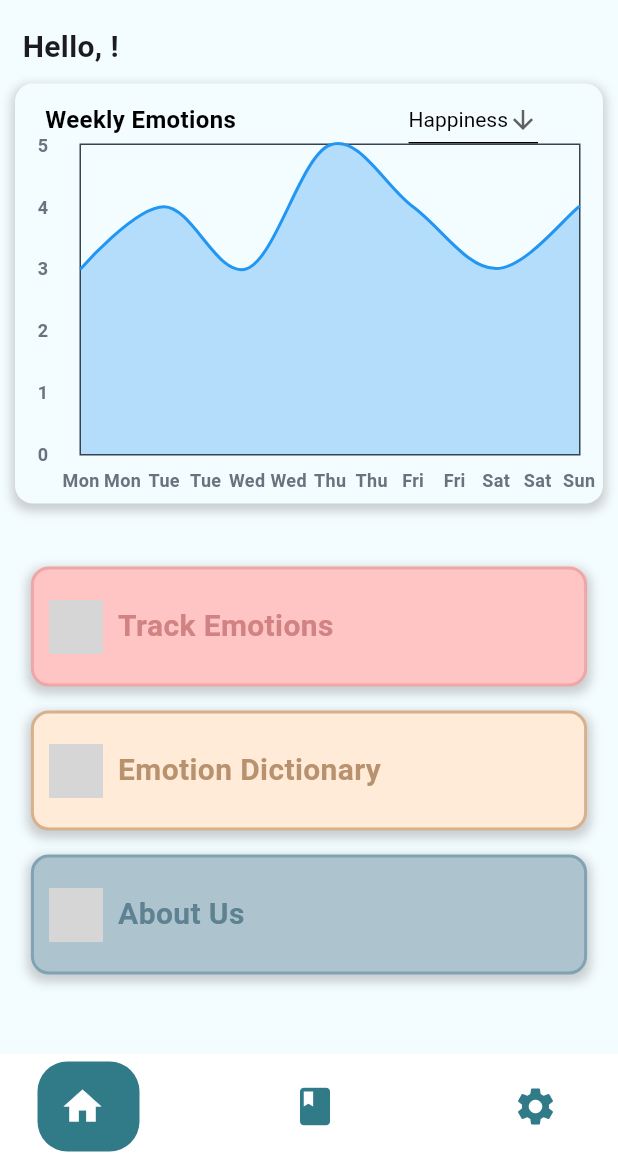
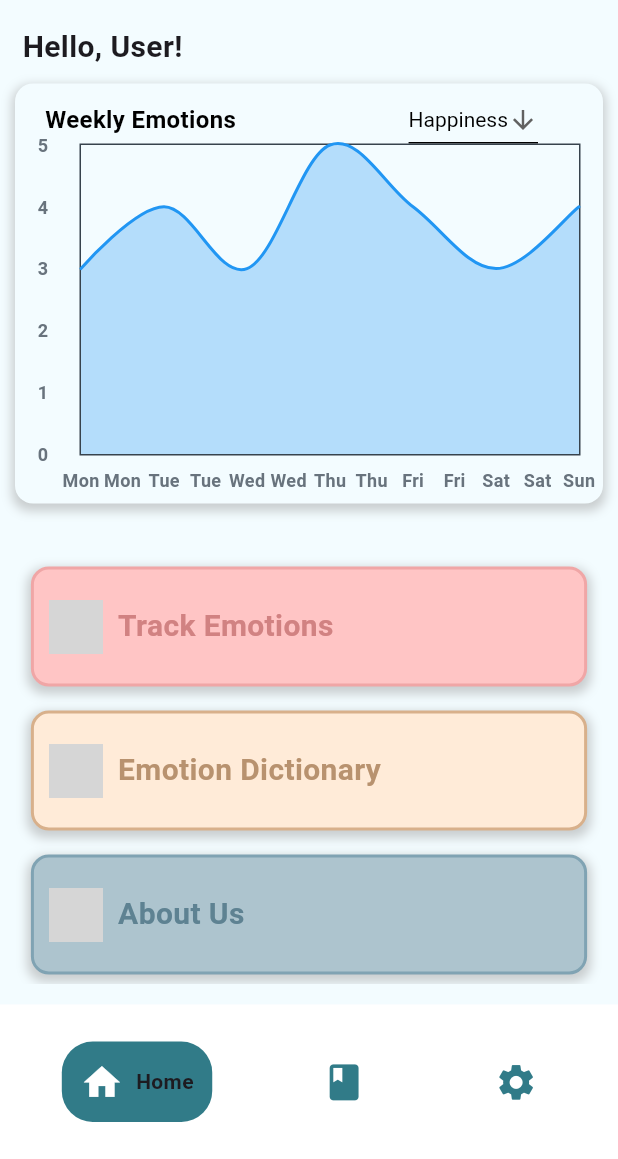
Before and after one commit to Kristoferseyan/fix-emotion, a Flutter app: the Dashboard screen opened by its route, on a phone screen of 412 x 824 dp, the part 77-1236 px from its top. Run offline on Flutter 3.47's test engine with Material 3 defaults, Android fonts, the phone set to English and light mode, and no system bars; drawn by our look-alikes of fl_chart, google_nav_bar; our stand-ins replace flutter_dotenv, flutter_signin_button, google_sign_in, shared_preferences, supabase_flutter; missing offline and left inert: bcrypt; accounts and stored records are empty; grey boxes are pictures that could not be loaded.

Commit message:
Refactor bottom navigation bar in Dashboard to use GNav widget

```diff
--- a/lib/dashboard-modules/dashboard.dart
+++ b/lib/dashboard-modules/dashboard.dart
@@ -17,38 +17,76 @@ class Dashboard extends StatefulWidget {
 class _DashboardState extends State<Dashboard> {
   int _selectedIndex = 0;
 
+  final List<Widget> _pages = [
+    DashboardLayout(userName: 'User'), // Main dashboard content
+    AnalyticsPage(),
+    SettingsPage(),
+  ];
+
   @override
   Widget build(BuildContext context) {
     final Brightness brightness = MediaQuery.of(context).platformBrightness;
     final bool isDarkMode = brightness == Brightness.dark;
+    final double screenWidth = MediaQuery.of(context).size.width;
+    final double screenHeight = MediaQuery.of(context).size.height;
 
     return Scaffold(
-      body: Stack(
-        children: [
-          DashboardLayout(userName: widget.userName),
-          Positioned.fill(
-            child: IndexedStack(
-              index: _selectedIndex == 0 ? null : _selectedIndex - 1,
-              children: [
-                AnalyticsPage(),
-                SettingsPage(),
-              ],
+      body: IndexedStack(
+        index: _selectedIndex,
+        children: _pages,
       ),
+      bottomNavigationBar: Container(
+        color: isDarkMode ? const Color.fromARGB(255, 18, 46, 49) : Colors.white,
+        child: Padding(
+          padding: EdgeInsets.symmetric(
+            horizontal: screenWidth * 0.05, // 5% of screen width
+            vertical: screenHeight * 0.02, // 2% of screen height
           ),
-        ],
+          child: GNav(
+            gap: screenWidth * 0.02, // 2% of screen width
+            padding: EdgeInsets.symmetric(
+              horizontal: screenWidth * 0.03, // 3% of screen width
+              vertical: screenHeight * 0.015, // 1.5% of screen height
             ),
-      bottomNavigationBar: GNav(
-        gap: 8,
-        padding: EdgeInsets.symmetric(horizontal: 15, vertical: 15),
-        tabMargin: EdgeInsets.symmetric(horizontal: 25, vertical: 5),
-        tabBackgroundColor: isDarkMode ? const Color.fromARGB(255, 255, 245, 245) : Color.fromARGB(255, 49, 123, 136),
-        iconSize: 30,
-        tabBorderRadius: 20,
-        backgroundColor: isDarkMode ? Color.fromARGB(255, 18, 46, 49) : Colors.white,
+            tabMargin: EdgeInsets.symmetric(
+              horizontal: screenWidth * 0.05, // 5% of screen width
+              vertical: screenHeight * 0.01, // 1% of screen height
+            ),
+            tabBackgroundColor: isDarkMode
+                ? const Color.fromARGB(255, 255, 245, 245)
+                : const Color.fromARGB(255, 49, 123, 136),
+            iconSize: screenWidth * 0.07, // Adjusted to 7% of screen width
+            tabBorderRadius: screenWidth * 0.05, // 5% of screen width
+            backgroundColor:
+                isDarkMode ? const Color.fromARGB(255, 18, 46, 49) : Colors.white,
             tabs: [
-          GButton(icon: Icons.home, iconActiveColor: isDarkMode ? Color.fromARGB(255, 49, 123, 136) : Colors.white, iconColor: isDarkMode ? Color.fromARGB(255, 49, 123, 136) : Color.fromARGB(255, 49, 123, 136)),
-          GButton(icon: Icons.book, iconActiveColor: isDarkMode ? Color.fromARGB(255, 49, 123, 136) : Colors.white, iconColor: isDarkMode ? Color.fromARGB(255, 49, 123, 136) : Color.fromARGB(255, 49, 123, 136)),
-          GButton(icon: Icons.settings, iconActiveColor: isDarkMode ? Color.fromARGB(255, 49, 123, 136) : Colors.white, iconColor: isDarkMode ? Color.fromARGB(255, 49, 123, 136) : Color.fromARGB(255, 49, 123, 136)),
+              GButton(
+                icon: Icons.home,
+                iconActiveColor: isDarkMode
+                    ? const Color.fromARGB(255, 49, 123, 136)
+                    : Colors.white,
+                iconColor: const Color.fromARGB(255, 49, 123, 136),
+                text: 'Home',
+                textSize: screenWidth * 0.035, // Adjusted text size
+              ),
+              GButton(
+                icon: Icons.book,
+                iconActiveColor: isDarkMode
+                    ? const Color.fromARGB(255, 49, 123, 136)
+                    : Colors.white,
+                iconColor: const Color.fromARGB(255, 49, 123, 136),
+                text: 'Analytics',
+                textSize: screenWidth * 0.035, // Adjusted text size
+              ),
+              GButton(
+                icon: Icons.settings,
+                iconActiveColor: isDarkMode
+                    ? const Color.fromARGB(255, 49, 123, 136)
+                    : Colors.white,
+                iconColor: const Color.fromARGB(255, 49, 123, 136),
+                text: 'Settings',
+                textSize: screenWidth * 0.035, // Adjusted text size
+              ),
             ],
             selectedIndex: _selectedIndex,
             onTabChange: (index) {
@@ -57,6 +95,8 @@ class _DashboardState extends State<Dashboard> {
               });
             },
           ),
+        ),
+      ),
     );
   }
 }
```
Lines whose indentation alone changed are shown as unchanged.
